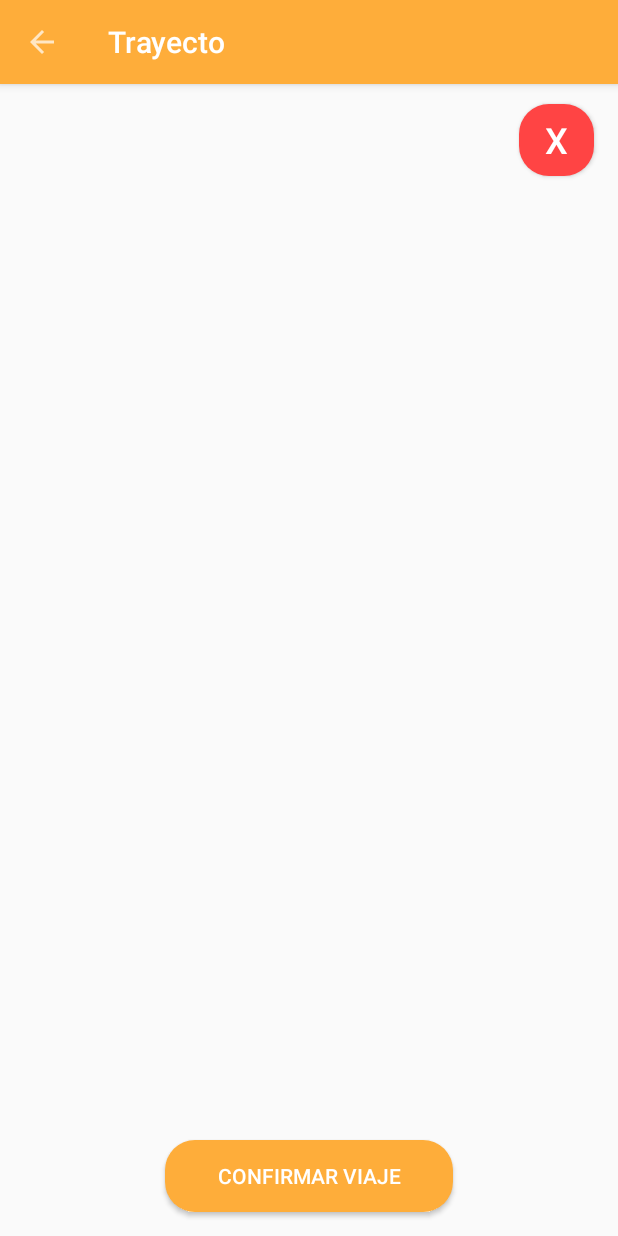
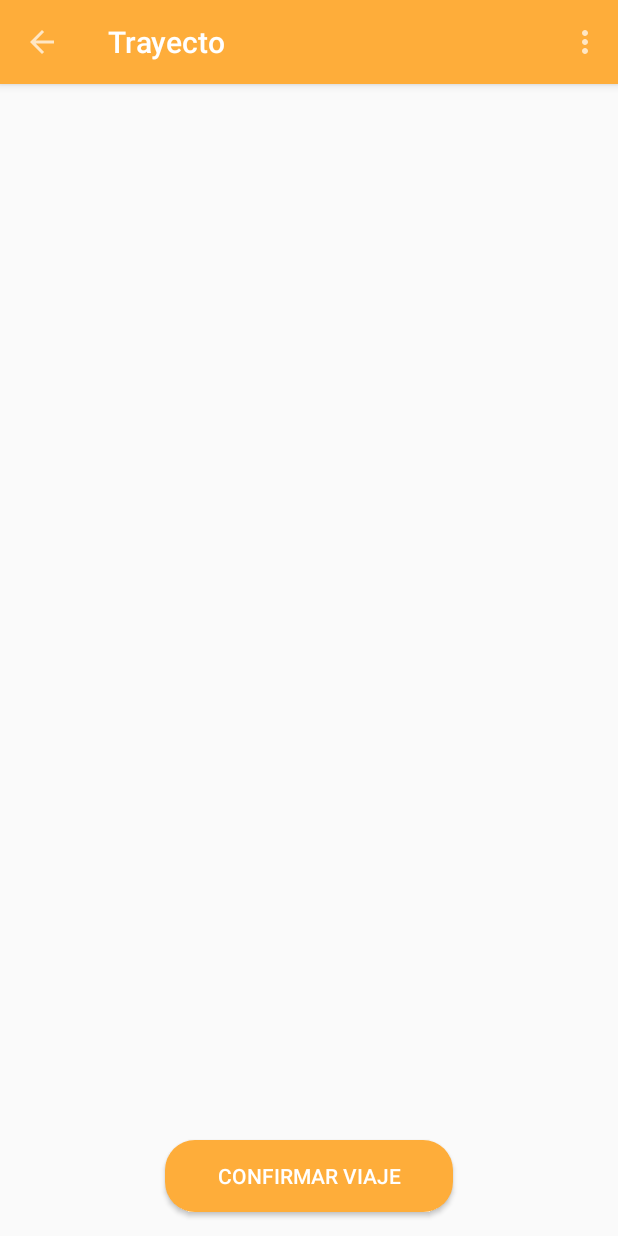
Before and after one commit to palomapiot/taxi5, an Android app: the TrayectoActivity screen opened directly, with no data from a screen before it, on a phone screen of 412 x 824 dp. Run offline under Robolectric (Android 15) with nearby library versions, the phone set to English and light mode, and no system bars; libraries missing offline, so code that uses them is left out: com.google.maps.model.

Commit message:
Modificado botón cancelar viaje en actividad trayecto

```diff
--- a/taxi5-android/app/src/main/java/com/muei/apm/taxi5/ui/RutaActivity.java
+++ b/taxi5-android/app/src/main/java/com/muei/apm/taxi5/ui/RutaActivity.java
@@ -14,7 +14,6 @@ import android.net.ConnectivityManager;
 import android.net.NetworkInfo;
 import android.os.Bundle;
 import android.support.v4.app.ActivityCompat;
-import android.support.v7.app.ActionBar;
 import android.support.v7.app.AlertDialog;
 import android.support.v7.app.AppCompatActivity;
 import android.support.v7.widget.Toolbar;
@@ -84,8 +83,6 @@ public class RutaActivity extends AppCompatActivity implements OnMapReadyCallbac
 
         Toolbar myToolbar = findViewById(R.id.my_toolbar);
         setSupportActionBar(myToolbar);
-
-        ActionBar ab = getSupportActionBar();
 
 
         SupportMapFragment mapFragment = (SupportMapFragment) getSupportFragmentManager()
--- a/taxi5-android/app/src/main/res/layout/activity_trayecto.xml
+++ b/taxi5-android/app/src/main/res/layout/activity_trayecto.xml
@@ -54,35 +54,4 @@
         app:layout_constraintStart_toStartOf="parent"
         app:srcCompat="@drawable/map_marker" />
 
-
-    <Button
-        android:id="@+id/buttonCancel"
-        android:layout_width="50dp"
-        android:layout_height="wrap_content"
-        android:layout_marginStart="125dp"
-        android:layout_marginLeft="125dp"
-        android:layout_marginTop="8dp"
-        android:layout_marginEnd="10dp"
-        android:layout_marginRight="10dp"
-        android:layout_marginBottom="16dp"
-        android:background="@drawable/btn_rounded"
-        android:onClick="onCancelButtonClick"
-        android:text="X"
-        android:textColor="@android:color/white"
-        android:textSize="24sp"
-        app:backgroundTint="@android:color/holo_red_light"
-        app:layout_constraintBottom_toBottomOf="parent"
-        app:layout_constraintEnd_toEndOf="parent"
-        app:layout_constraintHorizontal_bias="0.973"
-        app:layout_constraintStart_toStartOf="parent"
-        app:layout_constraintTop_toBottomOf="@+id/my_toolbar"
-        app:layout_constraintVertical_bias="0.008" />
-
-
-
-
-
-
-
-
 </android.support.constraint.ConstraintLayout>
--- /dev/null
+++ b/taxi5-android/app/src/main/res/menu/menu_trayecto.xml
@@ -0,0 +1,7 @@
+<?xml version="1.0" encoding="utf-8"?>
+<menu xmlns:android="http://schemas.android.com/apk/res/android">
+    <item
+        android:id="@+id/cancelarViajeSinIniciar"
+        android:title="@string/cancelar_viaje_menu"
+        />
+</menu>
--- a/taxi5-android/app/src/main/res/values/strings.xml
+++ b/taxi5-android/app/src/main/res/values/strings.xml
@@ -94,6 +94,7 @@
     <string name="enter_destination_address">Introduce dirección de destino</string>
     <string name="cancelar_viaje">¿Estás seguro de que desea cancelar el viaje?</string>
     <string name="viaje_cancelado">Viaje cancelado</string>
+    <string name="cancelar_viaje_menu">Cancelar viaje</string>
 
     <!-- RUTA ACTIVITY -->
 
```
Also changed, not shown: taxi5-android/app/src/main/java/com/muei/apm/taxi5/ui/TrayectoActivity.java (+39 -12 lines).
